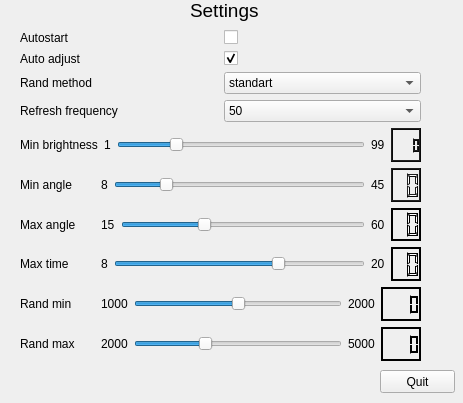
The window that WheelOfFortune/forms/settings.ui (KrzysztofChrzuszcz/Portfolio) describes before a commit, drawn with Qt 5.
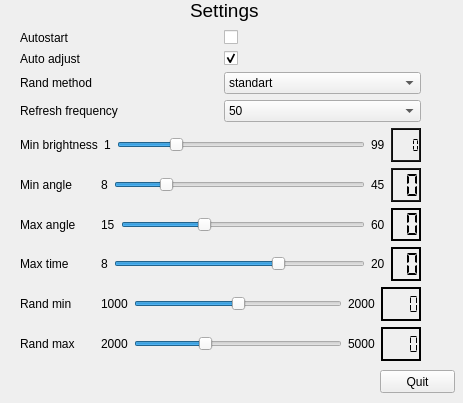
The same window after the commit.

Commit message: Increase visibility of LCDNumber display in settings widget.

Patch:
```diff
--- a/WheelOfFortune/forms/settings.ui
+++ b/WheelOfFortune/forms/settings.ui
@@ -222,9 +222,9 @@
            <colorrole role="WindowText">
             <brush brushstyle="SolidPattern">
              <color alpha="255">
-              <red>255</red>
-              <green>255</green>
-              <blue>255</blue>
+              <red>0</red>
+              <green>0</green>
+              <blue>0</blue>
              </color>
             </brush>
            </colorrole>
@@ -368,9 +368,9 @@
            <colorrole role="WindowText">
             <brush brushstyle="SolidPattern">
              <color alpha="255">
-              <red>255</red>
-              <green>255</green>
-              <blue>255</blue>
+              <red>0</red>
+              <green>0</green>
+              <blue>0</blue>
              </color>
             </brush>
            </colorrole>
@@ -672,6 +672,9 @@
         <property name="digitCount">
          <number>4</number>
         </property>
+        <property name="segmentStyle">
+         <enum>QLCDNumber::Flat</enum>
+        </property>
        </widget>
       </item>
      </layout>
@@ -735,9 +738,9 @@
            <colorrole role="WindowText">
             <brush brushstyle="SolidPattern">
              <color alpha="255">
-              <red>255</red>
-              <green>255</green>
-              <blue>255</blue>
+              <red>0</red>
+              <green>0</green>
+              <blue>0</blue>
              </color>
             </brush>
            </colorrole>
@@ -881,9 +884,9 @@
            <colorrole role="WindowText">
             <brush brushstyle="SolidPattern">
              <color alpha="255">
-              <red>255</red>
-              <green>255</green>
-              <blue>255</blue>
+              <red>0</red>
+              <green>0</green>
+              <blue>0</blue>
              </color>
             </brush>
            </colorrole>
@@ -1177,6 +1180,9 @@
         <property name="digitCount">
          <number>2</number>
         </property>
+        <property name="segmentStyle">
+         <enum>QLCDNumber::Flat</enum>
+        </property>
        </widget>
       </item>
      </layout>
@@ -1240,9 +1246,9 @@
            <colorrole role="WindowText">
             <brush brushstyle="SolidPattern">
              <color alpha="255">
-              <red>255</red>
-              <green>255</green>
-              <blue>255</blue>
+              <red>0</red>
+              <green>0</green>
+              <blue>0</blue>
              </color>
             </brush>
            </colorrole>
@@ -1386,9 +1392,9 @@
            <colorrole role="WindowText">
             <brush brushstyle="SolidPattern">
              <color alpha="255">
-              <red>255</red>
-              <green>255</green>
-              <blue>255</blue>
+              <red>0</red>
+              <green>0</green>
+              <blue>0</blue>
              </color>
             </brush>
            </colorrole>
@@ -1679,6 +1685,9 @@
         <property name="digitCount">
          <number>2</number>
         </property>
+        <property name="segmentStyle">
+         <enum>QLCDNumber::Flat</enum>
+        </property>
        </widget>
       </item>
      </layout>
@@ -1742,9 +1751,9 @@
            <colorrole role="WindowText">
             <brush brushstyle="SolidPattern">
              <color alpha="255">
-              <red>255</red>
-              <green>255</green>
-              <blue>255</blue>
+              <red>0</red>
+              <green>0</green>
+              <blue>0</blue>
              </color>
             </brush>
            </colorrole>
@@ -1888,9 +1897,9 @@
            <colorrole role="WindowText">
             <brush brushstyle="SolidPattern">
              <color alpha="255">
-              <red>255</red>
-              <green>255</green>
-              <blue>255</blue>
+              <red>0</red>
+              <green>0</green>
+              <blue>0</blue>
              </color>
             </brush>
            </colorrole>
@@ -2181,6 +2190,9 @@
         <property name="digitCount">
          <number>2</number>
         </property>
+        <property name="segmentStyle">
+         <enum>QLCDNumber::Flat</enum>
+        </property>
        </widget>
       </item>
      </layout>
@@ -2244,9 +2256,9 @@
            <colorrole role="WindowText">
             <brush brushstyle="SolidPattern">
              <color alpha="255">
-              <red>255</red>
-              <green>255</green>
-              <blue>255</blue>
+              <red>0</red>
+              <green>0</green>
+              <blue>0</blue>
              </color>
             </brush>
            </colorrole>
@@ -2390,9 +2402,9 @@
            <colorrole role="WindowText">
             <brush brushstyle="SolidPattern">
              <color alpha="255">
-              <red>255</red>
-              <green>255</green>
-              <blue>255</blue>
+              <red>0</red>
+              <green>0</green>
+              <blue>0</blue>
              </color>
             </brush>
            </colorrole>
@@ -2683,6 +2695,9 @@
         <property name="digitCount">
          <number>4</number>
         </property>
+        <property name="segmentStyle">
+         <enum>QLCDNumber::Flat</enum>
+        </property>
        </widget>
       </item>
      </layout>
@@ -2746,9 +2761,9 @@
            <colorrole role="WindowText">
             <brush brushstyle="SolidPattern">
              <color alpha="255">
-              <red>255</red>
-              <green>255</green>
-              <blue>255</blue>
+              <red>0</red>
+              <green>0</green>
+              <blue>0</blue>
              </color>
             </brush>
            </colorrole>
@@ -2892,9 +2907,9 @@
            <colorrole role="WindowText">
             <brush brushstyle="SolidPattern">
              <color alpha="255">
-              <red>255</red>
-              <green>255</green>
-              <blue>255</blue>
+              <red>0</red>
+              <green>0</green>
+              <blue>0</blue>
              </color>
             </brush>
            </colorrole>
@@ -3185,6 +3200,9 @@
         <property name="digitCount">
          <number>4</number>
         </property>
+        <property name="segmentStyle">
+         <enum>QLCDNumber::Flat</enum>
+        </property>
        </widget>
       </item>
      </layout>
```
